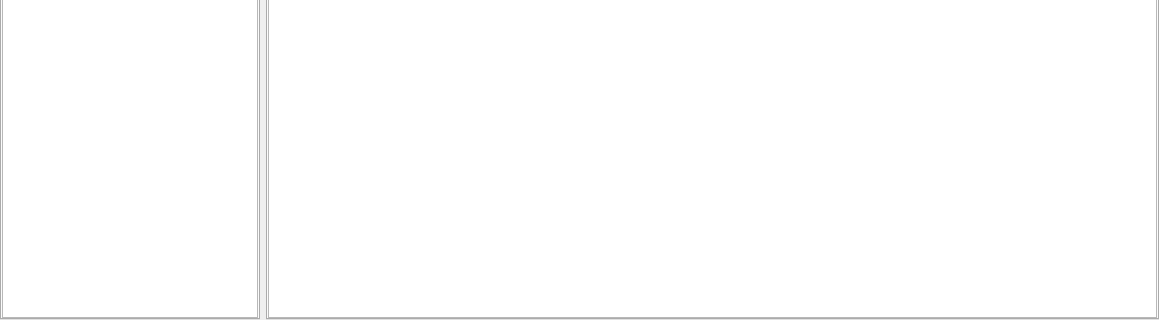
Qt form MainWindow.ui (rpammeraal/mezzoforta) before a commit; both pictures show x 0 to 1159 and y 384 to 704 of the 1159 by 704 pixel window.
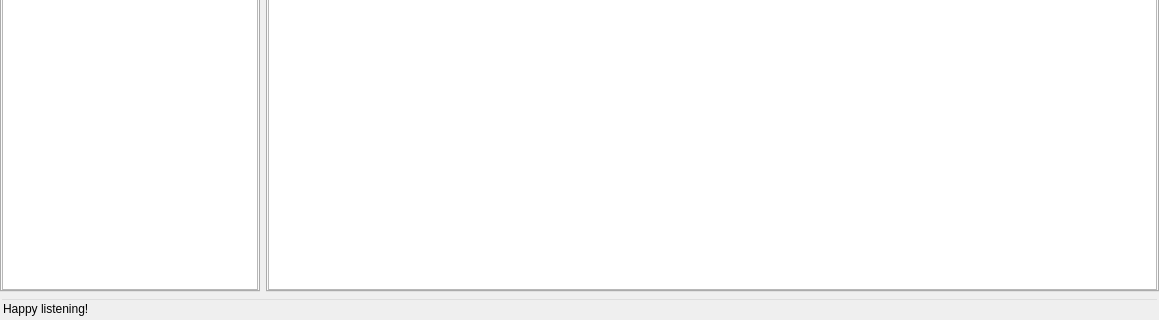
The same form after that commit. Icons and pictures are not drawn.

What changed in the file:
```diff
--- a/MainWindow.ui
+++ b/MainWindow.ui
@@ -326,6 +326,11 @@
             </item>
             <item>
              <widget class="QTableView" name="songList">
+              <property name="font">
+               <font>
+                <pointsize>12</pointsize>
+               </font>
+              </property>
               <property name="sortingEnabled">
                <bool>true</bool>
               </property>
@@ -340,6 +345,26 @@
         </item>
        </layout>
       </item>
+      <item>
+       <layout class="QVBoxLayout" name="statusbarLayout">
+        <property name="topMargin">
+         <number>0</number>
+        </property>
+        <item>
+         <widget class="QLineEdit" name="statusBar">
+          <property name="autoFillBackground">
+           <bool>false</bool>
+          </property>
+          <property name="styleSheet">
+           <string notr="true">background-color: rgba(0, 0, 0, 0);</string>
+          </property>
+          <property name="text">
+           <string>Happy listening!</string>
+          </property>
+         </widget>
+        </item>
+       </layout>
+      </item>
      </layout>
     </item>
    </layout>
```
